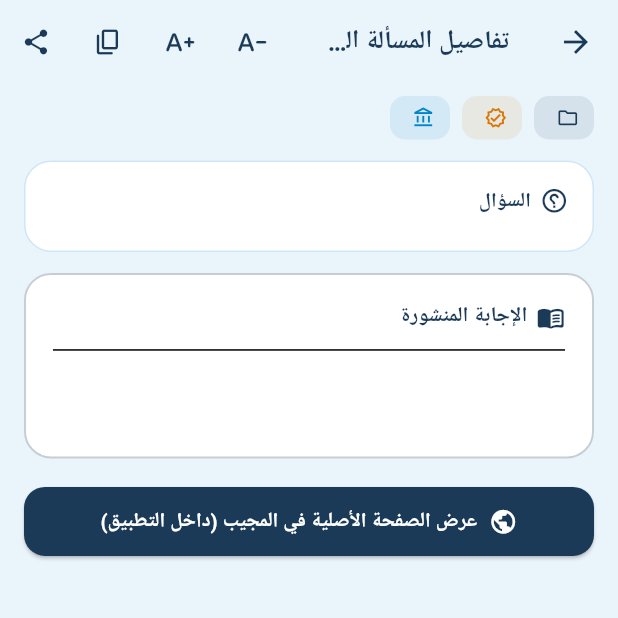
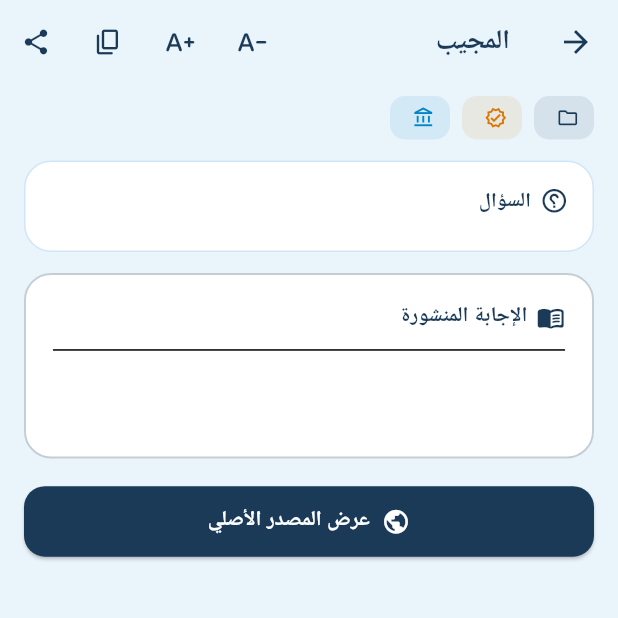
Before and after one commit to moshraheem-sudo/Noor-Al-Atra-, a Flutter app: the ShariaAnswerScreen screen opened directly with empty values, on a phone screen of 412 x 824 dp, the top half of it. Run offline on Flutter 3.47's test engine with Material 3 defaults, Android fonts, the phone set to English and light mode, and no system bars; our stand-ins replace audioplayers, cached_network_image, flutter_local_notifications, geolocator, sensors_plus, share_plus and 4 more; accounts and stored records are empty; network calls fail; Roboto replaces fonts that are missing (Cairo); statements that could not run were skipped.

Commit message:
Release v5.68.0: Refine Almojib answer AppBar title and source button label

```diff
--- a/lib/features/sharia_inquiries/screens/sharia_answer_screen.dart
+++ b/lib/features/sharia_inquiries/screens/sharia_answer_screen.dart
@@ -89,8 +89,8 @@ class _ShariaAnswerScreenState extends State<ShariaAnswerScreen> {
           backgroundColor: Theme.of(context).scaffoldBackgroundColor,
           elevation: 0,
           title: const Text(
-            'تفاصيل المسألة الشرعية',
-            style: TextStyle(fontSize: 17, fontWeight: FontWeight.bold),
+            'المجيب',
+            style: TextStyle(fontSize: 18, fontWeight: FontWeight.bold),
           ),
           actions: [
             IconButton(
@@ -268,8 +268,8 @@ class _ShariaAnswerScreenState extends State<ShariaAnswerScreen> {
                 onPressed: _openInAppSource,
                 icon: const Icon(Icons.public_rounded, size: 19),
                 label: const Text(
-                  'عرض الصفحة الأصلية في المجيب (داخل التطبيق)',
-                  style: TextStyle(fontSize: 13.5, fontWeight: FontWeight.bold),
+                  'عرض المصدر الأصلي',
+                  style: TextStyle(fontSize: 14, fontWeight: FontWeight.bold),
                 ),
                 style: ElevatedButton.styleFrom(
                   backgroundColor: accent,
--- a/lib/services/app_update_service.dart
+++ b/lib/services/app_update_service.dart
@@ -8,7 +8,7 @@ import 'package:url_launcher/url_launcher.dart';
 import 'app_notification_service.dart';
 
 class AppUpdateService {
-  static const String currentVersion = '5.67.0';
+  static const String currentVersion = '5.68.0';
 
   // 1️⃣ مستودع التحديثات الرئيسي لتطبيق نور العترة
   static const String primaryRepoUrl = 'https://github.com/moshraheem-sudo/Noor-Al-Atra-';
--- a/pubspec.yaml
+++ b/pubspec.yaml
@@ -1,7 +1,7 @@
 name: flutter_noor_alatra
 description: "تطبيق نور العترة - مواقيت الصلاة وفق مركز الكفيل، القرآن الكريم، الأدعية والزيارات والصوتيات، مسبحة الزهراء، القبلة، عداد الركعات"
 publish_to: 'none'
-version: 5.67.0+567
+version: 5.68.0+568
 
 environment:
   sdk: '>=3.0.0 <4.0.0'
```
Also changed, not shown: 2 other files.
